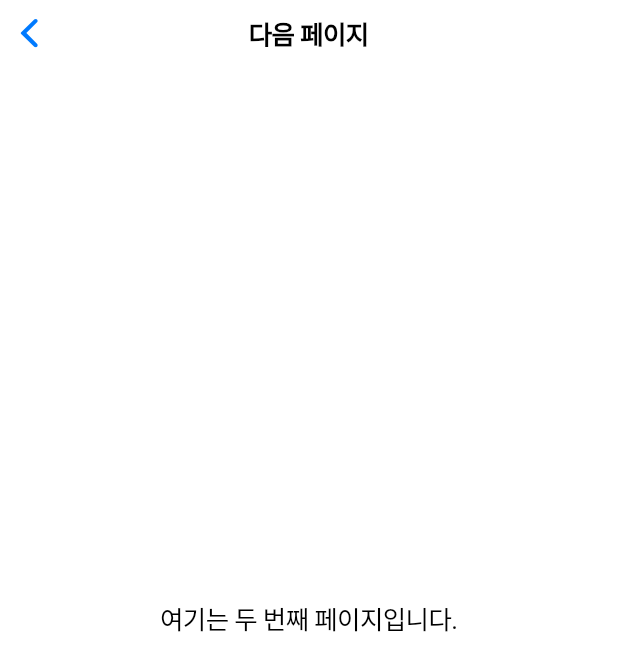
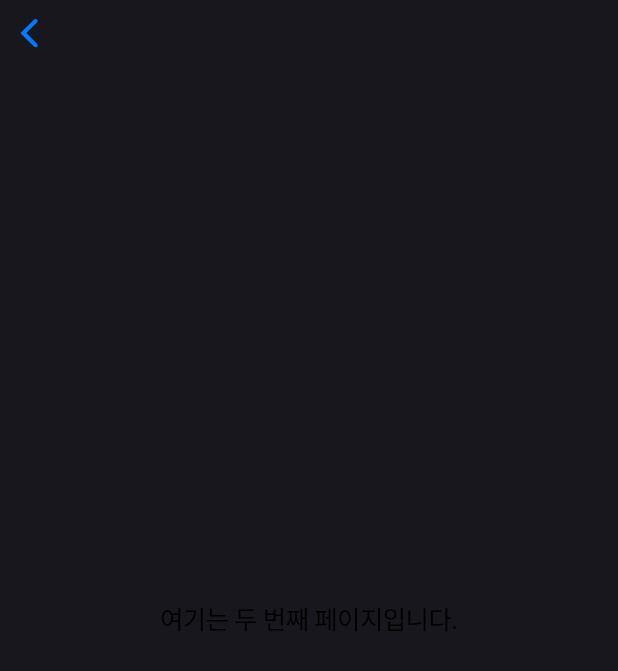
Before and after one commit to winshine0326/SubPersona, a Flutter app: the NextPage screen opened directly, on a phone screen of 412 x 824 dp. Shown: the top 671 px of the screen. Run offline on Flutter 3.47's test engine with Material 3 defaults, Android fonts, the phone set to English and light mode, and no system bars; our stand-ins replace simple_gradient_text.

```diff
--- a/lib/1st_section.dart
+++ b/lib/1st_section.dart
@@ -4,9 +4,8 @@ class NextPage extends StatelessWidget {
   @override
   Widget build(BuildContext context) {
     return CupertinoPageScaffold(
-      navigationBar: CupertinoNavigationBar(
-        middle: Text("다음 페이지"),
-      ),
+      backgroundColor: const Color(0xFF18171D),
+      navigationBar: CupertinoNavigationBar(),
       child: Center(
         child: Text("여기는 두 번째 페이지입니다."),
       ),
```
Also changed, not shown: assets/mic.png (added), assets/photo.png (added), assets/shake.png (added).
